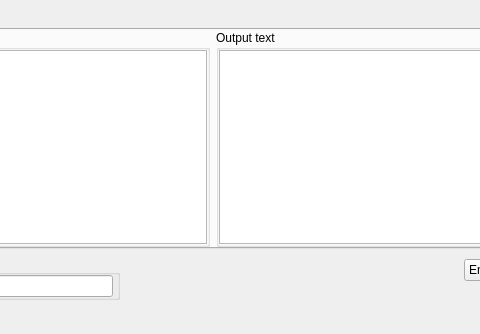
First picture: the form in app/gui/symmetric/richelieu/richelieu.ui, repository vasilypht/crypto-methods, before the edit; both pictures show x 222 to 702 and y 0 to 334 of the 869 by 622 pixel window.
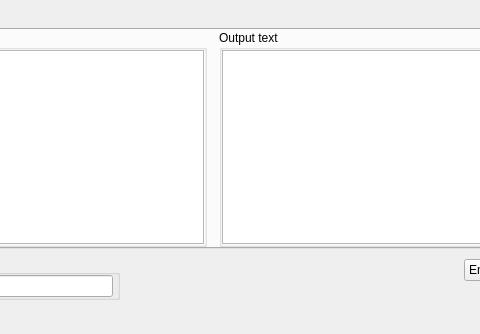
Second picture: the form after the edit.

```diff
--- a/app/gui/symmetric/richelieu/richelieu.ui
+++ b/app/gui/symmetric/richelieu/richelieu.ui
@@ -39,6 +39,9 @@
        <string>Text</string>
       </attribute>
       <layout class="QHBoxLayout" name="horizontalLayout">
+       <property name="spacing">
+        <number>12</number>
+       </property>
        <property name="leftMargin">
         <number>0</number>
        </property>
```
